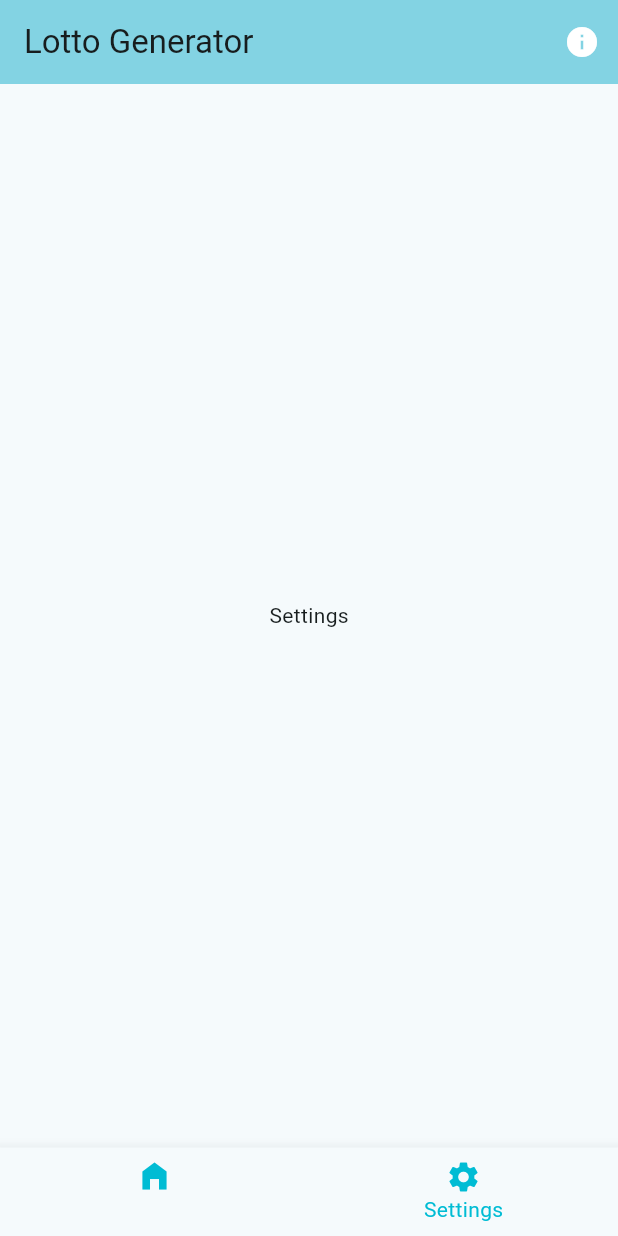
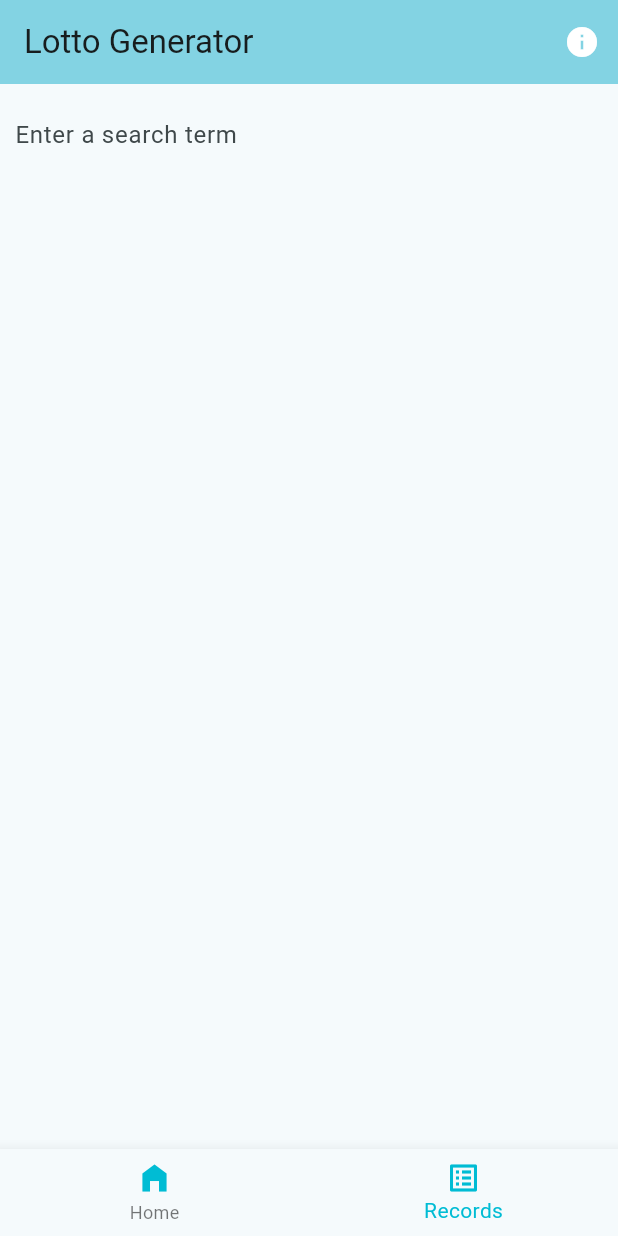
Before and after one commit to bryanbauzon/lotto-generator, a Flutter app: the screen it shows after launch, item 2 of the bottom bar chosen, on a phone screen of 412 x 824 dp. Run offline on Flutter 3.47's test engine with Material 2 defaults, Android fonts, the phone set to English and light mode, and no system bars.

Commit message:
records tab

```diff
--- a/lib/screens/home.dart
+++ b/lib/screens/home.dart
@@ -2,6 +2,7 @@ import 'package:flutter/material.dart';
 import 'package:flutter_application_1/common/AppCommon.dart';
 
 import 'lottoGenerator.dart';
+import 'records.dart';
 
 class MyHomePage extends StatefulWidget {
   const MyHomePage({super.key, required this.title});
@@ -17,7 +18,7 @@ class _MyHomePageState extends State<MyHomePage> {
 
   static const List<Widget> _widgetOptions = <Widget>[
     LottoGenerator(),
-    Text('Settings'),
+    RecordsPage(),
   ];
   void _onItemTapped(int index) {
     setState(() {
@@ -53,15 +54,13 @@ class _MyHomePageState extends State<MyHomePage> {
                 (_selectedIndex == 0) ? Icons.home : Icons.home_filled,
                 color: AppCommon().appThemeColor,
               ),
-              label: (_selectedIndex == 0) ? 'Home' : ''),
+              label: 'Home'),
           BottomNavigationBarItem(
               icon: Icon(
-                (_selectedIndex == 1)
-                    ? Icons.settings
-                    : Icons.settings_outlined,
+                (_selectedIndex == 1) ? Icons.list_alt : Icons.list_alt_sharp,
                 color: AppCommon().appThemeColor,
               ),
-              label: (_selectedIndex == 1) ? 'Settings' : ''),
+              label: 'Records'),
         ],
         currentIndex: _selectedIndex,
         selectedItemColor: AppCommon().appThemeColor,
--- /dev/null
+++ b/lib/screens/records.dart
@@ -0,0 +1,29 @@
+import 'package:flutter/material.dart';
+
+class RecordsPage extends StatefulWidget {
+  const RecordsPage({super.key});
+
+  @override
+  State<RecordsPage> createState() => _RecordsPageState();
+}
+
+class _RecordsPageState extends State<RecordsPage> {
+  @override
+  Widget build(BuildContext context) {
+    return const Scaffold(
+      body: Column(
+        children: [
+          Padding(
+              padding: EdgeInsets.all(10),
+              child: TextField(
+                decoration: InputDecoration(
+                  labelStyle: TextStyle(fontWeight: FontWeight.w100),
+                  border: InputBorder.none,
+                  hintText: 'Enter a search term',
+                ),
+              )),
+        ],
+      ),
+    );
+  }
+}
```
